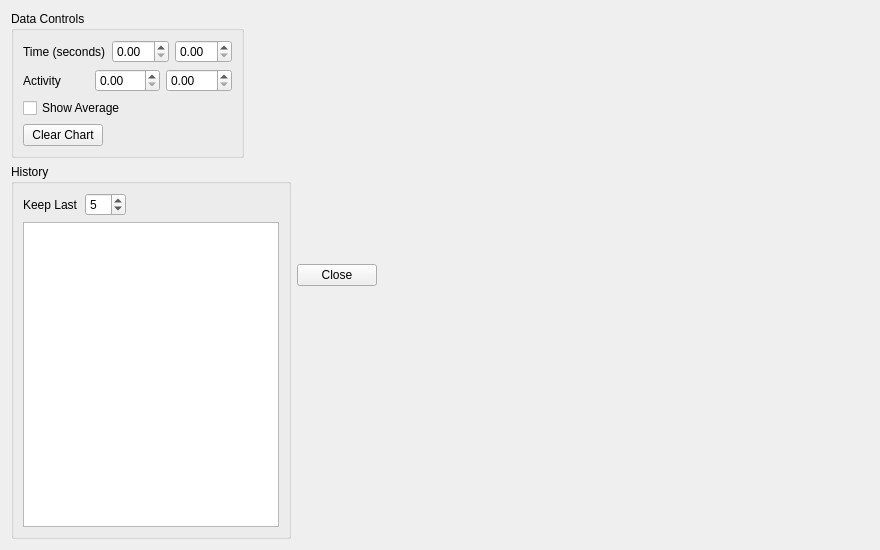
First picture: the form in src/GuiQt/TimeCourseDialog.ui, repository Washington-University/workbench, before the edit.
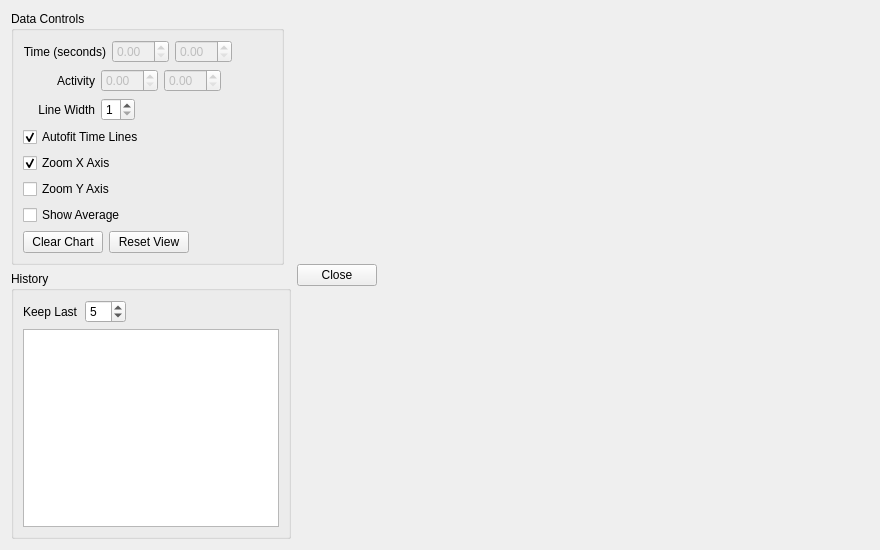
Second picture: the form after the edit. Custom widgets are drawn as their Qt base class.

Commit message: Added new features to Time Course Dialog.

What changed in the file:
```diff
--- a/src/GuiQt/TimeCourseDialog.ui
+++ b/src/GuiQt/TimeCourseDialog.ui
@@ -40,16 +40,52 @@
            <layout class="QHBoxLayout" name="horizontalLayout_2">
             <item>
              <widget class="QLabel" name="label_2">
+              <property name="sizePolicy">
+               <sizepolicy hsizetype="Fixed" vsizetype="Preferred">
+                <horstretch>0</horstretch>
+                <verstretch>0</verstretch>
+               </sizepolicy>
+              </property>
+              <property name="minimumSize">
+               <size>
+                <width>72</width>
+                <height>0</height>
+               </size>
+              </property>
               <property name="text">
                <string>Time (seconds)</string>
               </property>
+              <property name="alignment">
+               <set>Qt::AlignRight|Qt::AlignTrailing|Qt::AlignVCenter</set>
+              </property>
              </widget>
             </item>
             <item>
-             <widget class="QDoubleSpinBox" name="TDMinTime"/>
+             <widget class="QDoubleSpinBox" name="TDMinTime">
+              <property name="enabled">
+               <bool>false</bool>
+              </property>
+             </widget>
             </item>
             <item>
-             <widget class="QDoubleSpinBox" name="TDMaxTime"/>
+             <widget class="QDoubleSpinBox" name="TDMaxTime">
+              <property name="enabled">
+               <bool>false</bool>
+              </property>
+             </widget>
+            </item>
+            <item>
+             <spacer name="horizontalSpacer_5">
+              <property name="orientation">
+               <enum>Qt::Horizontal</enum>
+              </property>
+              <property name="sizeHint" stdset="0">
+               <size>
+                <width>40</width>
+                <height>20</height>
+               </size>
+              </property>
+             </spacer>
             </item>
            </layout>
           </item>
@@ -58,24 +94,142 @@
             <item>
              <widget class="QLabel" name="label">
               <property name="sizePolicy">
-               <sizepolicy hsizetype="Preferred" vsizetype="Preferred">
+               <sizepolicy hsizetype="Fixed" vsizetype="Preferred">
                 <horstretch>0</horstretch>
                 <verstretch>0</verstretch>
                </sizepolicy>
               </property>
+              <property name="minimumSize">
+               <size>
+                <width>72</width>
+                <height>0</height>
+               </size>
+              </property>
+              <property name="layoutDirection">
+               <enum>Qt::LeftToRight</enum>
+              </property>
               <property name="text">
                <string>Activity</string>
               </property>
+              <property name="alignment">
+               <set>Qt::AlignRight|Qt::AlignTrailing|Qt::AlignVCenter</set>
+              </property>
              </widget>
             </item>
             <item>
-             <widget class="QDoubleSpinBox" name="TDMinActivity"/>
+             <widget class="QDoubleSpinBox" name="TDMinActivity">
+              <property name="enabled">
+               <bool>false</bool>
+              </property>
+             </widget>
             </item>
             <item>
-             <widget class="QDoubleSpinBox" name="TDMaxActivity"/>
+             <widget class="QDoubleSpinBox" name="TDMaxActivity">
+              <property name="enabled">
+               <bool>false</bool>
+              </property>
+             </widget>
             </item>
+            <item>
+             <spacer name="horizontalSpacer_4">
+              <property name="orientation">
+               <enum>Qt::Horizontal</enum>
+              </property>
+              <property name="sizeHint" stdset="0">
+               <size>
+                <width>40</width>
+                <height>20</height>
+               </size>
+              </property>
+             </spacer>
+            </item>
            </layout>
           </item>
+          <item>
+           <layout class="QHBoxLayout" name="horizontalLayout_7">
+            <item>
+             <widget class="QLabel" name="lineWidthLabel">
+              <property name="sizePolicy">
+               <sizepolicy hsizetype="Fixed" vsizetype="Preferred">
+                <horstretch>0</horstretch>
+                <verstretch>0</verstretch>
+               </sizepolicy>
+              </property>
+              <property name="minimumSize">
+               <size>
+                <width>72</width>
+                <height>0</height>
+               </size>
+              </property>
+              <property name="text">
+               <string>Line Width</string>
+              </property>
+              <property name="alignment">
+               <set>Qt::AlignRight|Qt::AlignTrailing|Qt::AlignVCenter</set>
+              </property>
+             </widget>
+            </item>
+            <item>
+             <widget class="QSpinBox" name="lineWidthSpinBox">
+              <property name="sizePolicy">
+               <sizepolicy hsizetype="Minimum" vsizetype="Fixed">
+                <horstretch>0</horstretch>
+                <verstretch>0</verstretch>
+               </sizepolicy>
+              </property>
+              <property name="minimum">
+               <number>1</number>
+              </property>
+              <property name="maximum">
+               <number>3</number>
+              </property>
+              <property name="value">
+               <number>1</number>
+              </property>
+             </widget>
+            </item>
+            <item>
+             <spacer name="horizontalSpacer_6">
+              <property name="orientation">
+               <enum>Qt::Horizontal</enum>
+              </property>
+              <property name="sizeHint" stdset="0">
+               <size>
+                <width>40</width>
+                <height>20</height>
+               </size>
+              </property>
+             </spacer>
+            </item>
+           </layout>
+          </item>
+          <item>
+           <widget class="QCheckBox" name="autoFitTimeLinesCheckBox">
+            <property name="text">
+             <string>Autofit Time Lines</string>
+            </property>
+            <property name="checked">
+             <bool>true</bool>
+            </property>
+           </widget>
+          </item>
+          <item>
+           <widget class="QCheckBox" name="zoomXCheckBox">
+            <property name="text">
+             <string>Zoom X Axis</string>
+            </property>
+            <property name="checked">
+             <bool>true</bool>
+            </property>
+           </widget>
+          </item>
+          <item>
+           <widget class="QCheckBox" name="zoomYCheckBox">
+            <property name="text">
+             <string>Zoom Y Axis</string>
+            </property>
+           </widget>
+          </item>
           <item>
            <widget class="QCheckBox" name="TDShowAverage">
             <property name="text">
@@ -92,6 +246,13 @@
               </property>
              </widget>
             </item>
+            <item>
+             <widget class="QPushButton" name="resetViewButton">
+              <property name="text">
+               <string>Reset View</string>
+              </property>
+             </widget>
+            </item>
             <item>
              <spacer name="horizontalSpacer_3">
               <property name="orientation">
@@ -168,6 +329,9 @@
               <verstretch>0</verstretch>
              </sizepolicy>
             </property>
+            <property name="readOnly">
+             <bool>true</bool>
+            </property>
            </widget>
           </item>
          </layout>
```
The commit also changes 3 other files.
